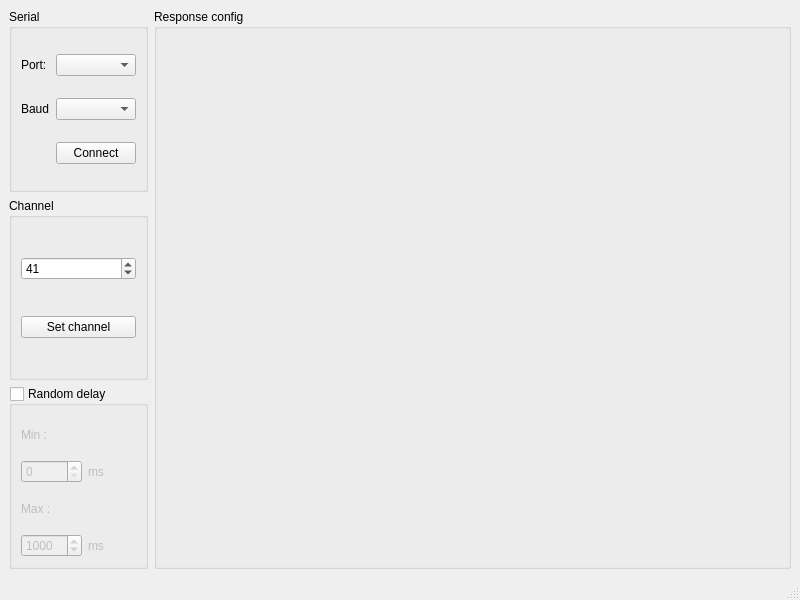
First picture: the form in fakeClickerController/window.ui, repository Robotechnic/fakeClicker, before the edit.
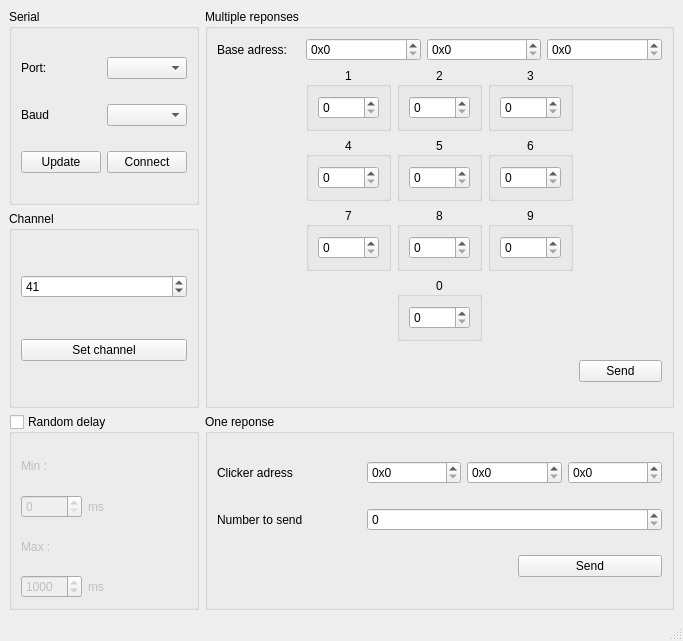
Second picture: the form after the edit.

Commit message: add clean interface in qt

Diff of the .ui file:
```diff
--- a/fakeClickerController/window.ui
+++ b/fakeClickerController/window.ui
@@ -6,8 +6,8 @@
    <rect>
     <x>0</x>
     <y>0</y>
-    <width>800</width>
-    <height>600</height>
+    <width>683</width>
+    <height>641</height>
    </rect>
   </property>
   <property name="windowTitle">
@@ -15,6 +15,403 @@
   </property>
   <widget class="QWidget" name="centralwidget">
    <layout class="QGridLayout" name="gridLayout_3">
+    <item row="2" column="0">
+     <widget class="QGroupBox" name="groupBox_2">
+      <property name="sizePolicy">
+       <sizepolicy hsizetype="Minimum" vsizetype="Preferred">
+        <horstretch>0</horstretch>
+        <verstretch>0</verstretch>
+       </sizepolicy>
+      </property>
+      <property name="title">
+       <string>Random delay</string>
+      </property>
+      <property name="checkable">
+       <bool>true</bool>
+      </property>
+      <property name="checked">
+       <bool>false</bool>
+      </property>
+      <layout class="QGridLayout" name="gridLayout_2">
+       <item row="3" column="1">
+        <widget class="QLabel" name="label_6">
+         <property name="sizePolicy">
+          <sizepolicy hsizetype="Minimum" vsizetype="Preferred">
+           <horstretch>0</horstretch>
+           <verstretch>0</verstretch>
+          </sizepolicy>
+         </property>
+         <property name="text">
+          <string>ms</string>
+         </property>
+        </widget>
+       </item>
+       <item row="2" column="0">
+        <widget class="QLabel" name="label_4">
+         <property name="text">
+          <string>Max :</string>
+         </property>
+        </widget>
+       </item>
+       <item row="3" column="0">
+        <widget class="QSpinBox" name="spinBox_2">
+         <property name="sizePolicy">
+          <sizepolicy hsizetype="Maximum" vsizetype="Fixed">
+           <horstretch>0</horstretch>
+           <verstretch>0</verstretch>
+          </sizepolicy>
+         </property>
+         <property name="maximum">
+          <number>10000</number>
+         </property>
+         <property name="value">
+          <number>1000</number>
+         </property>
+        </widget>
+       </item>
+       <item row="1" column="1">
+        <widget class="QLabel" name="label_5">
+         <property name="sizePolicy">
+          <sizepolicy hsizetype="Minimum" vsizetype="Preferred">
+           <horstretch>0</horstretch>
+           <verstretch>0</verstretch>
+          </sizepolicy>
+         </property>
+         <property name="text">
+          <string>ms</string>
+         </property>
+        </widget>
+       </item>
+       <item row="1" column="0">
+        <widget class="QSpinBox" name="spinBox">
+         <property name="sizePolicy">
+          <sizepolicy hsizetype="Maximum" vsizetype="Fixed">
+           <horstretch>0</horstretch>
+           <verstretch>0</verstretch>
+          </sizepolicy>
+         </property>
+         <property name="maximum">
+          <number>10000</number>
+         </property>
+        </widget>
+       </item>
+       <item row="0" column="0">
+        <widget class="QLabel" name="label_3">
+         <property name="text">
+          <string>Min :</string>
+         </property>
+        </widget>
+       </item>
+      </layout>
+     </widget>
+    </item>
+    <item row="0" column="1" rowspan="2">
+     <widget class="QGroupBox" name="groupBox_3">
+      <property name="sizePolicy">
+       <sizepolicy hsizetype="Expanding" vsizetype="Preferred">
+        <horstretch>0</horstretch>
+        <verstretch>0</verstretch>
+       </sizepolicy>
+      </property>
+      <property name="title">
+       <string>Multiple reponses</string>
+      </property>
+      <layout class="QGridLayout" name="gridLayout_4">
+       <item row="2" column="1">
+        <widget class="QGroupBox" name="groupBox_8">
+         <property name="title">
+          <string>4</string>
+         </property>
+         <property name="alignment">
+          <set>Qt::AlignCenter</set>
+         </property>
+         <layout class="QVBoxLayout" name="verticalLayout_5">
+          <item>
+           <widget class="QSpinBox" name="spinBox_10">
+            <property name="maximum">
+             <number>10000</number>
+            </property>
+           </widget>
+          </item>
+         </layout>
+        </widget>
+       </item>
+       <item row="2" column="2">
+        <widget class="QGroupBox" name="groupBox_10">
+         <property name="title">
+          <string>5</string>
+         </property>
+         <property name="alignment">
+          <set>Qt::AlignCenter</set>
+         </property>
+         <layout class="QVBoxLayout" name="verticalLayout_7">
+          <item>
+           <widget class="QSpinBox" name="spinBox_12">
+            <property name="maximum">
+             <number>10000</number>
+            </property>
+           </widget>
+          </item>
+         </layout>
+        </widget>
+       </item>
+       <item row="3" column="2">
+        <widget class="QGroupBox" name="groupBox_11">
+         <property name="title">
+          <string>8</string>
+         </property>
+         <property name="alignment">
+          <set>Qt::AlignCenter</set>
+         </property>
+         <layout class="QVBoxLayout" name="verticalLayout_8">
+          <item>
+           <widget class="QSpinBox" name="spinBox_13">
+            <property name="maximum">
+             <number>10000</number>
+            </property>
+           </widget>
+          </item>
+         </layout>
+        </widget>
+       </item>
+       <item row="1" column="1">
+        <widget class="QGroupBox" name="groupBox_5">
+         <property name="title">
+          <string>1</string>
+         </property>
+         <property name="alignment">
+          <set>Qt::AlignCenter</set>
+         </property>
+         <layout class="QVBoxLayout" name="verticalLayout_2">
+          <item>
+           <widget class="QSpinBox" name="spinBox_7">
+            <property name="maximum">
+             <number>10000</number>
+            </property>
+           </widget>
+          </item>
+         </layout>
+        </widget>
+       </item>
+       <item row="1" column="3">
+        <widget class="QGroupBox" name="groupBox_7">
+         <property name="title">
+          <string>3</string>
+         </property>
+         <property name="alignment">
+          <set>Qt::AlignCenter</set>
+         </property>
+         <layout class="QVBoxLayout" name="verticalLayout_4">
+          <item>
+           <widget class="QSpinBox" name="spinBox_9">
+            <property name="maximum">
+             <number>10000</number>
+            </property>
+           </widget>
+          </item>
+         </layout>
+        </widget>
+       </item>
+       <item row="0" column="1" colspan="4">
+        <layout class="QHBoxLayout" name="horizontalLayout_2">
+         <item>
+          <widget class="QSpinBox" name="spinBox_6">
+           <property name="prefix">
+            <string>0x</string>
+           </property>
+           <property name="maximum">
+            <number>255</number>
+           </property>
+           <property name="displayIntegerBase">
+            <number>16</number>
+           </property>
+          </widget>
+         </item>
+         <item>
+          <widget class="QSpinBox" name="spinBox_4">
+           <property name="prefix">
+            <string>0x</string>
+           </property>
+           <property name="maximum">
+            <number>255</number>
+           </property>
+           <property name="displayIntegerBase">
+            <number>16</number>
+           </property>
+          </widget>
+         </item>
+         <item>
+          <widget class="QSpinBox" name="spinBox_5">
+           <property name="prefix">
+            <string>0x</string>
+           </property>
+           <property name="maximum">
+            <number>255</number>
+           </property>
+           <property name="displayIntegerBase">
+            <number>16</number>
+           </property>
+          </widget>
+         </item>
+        </layout>
+       </item>
+       <item row="1" column="2">
+        <widget class="QGroupBox" name="groupBox_6">
+         <property name="title">
+          <string>2</string>
+         </property>
+         <property name="alignment">
+          <set>Qt::AlignCenter</set>
+         </property>
+         <layout class="QVBoxLayout" name="verticalLayout_3">
+          <item>
+           <widget class="QSpinBox" name="spinBox_8">
+            <property name="maximum">
+             <number>10000</number>
+            </property>
+           </widget>
+          </item>
+         </layout>
+        </widget>
+       </item>
+       <item row="3" column="1">
+        <widget class="QGroupBox" name="groupBox_13">
+         <property name="title">
+          <string>7</string>
+         </property>
+         <property name="alignment">
+          <set>Qt::AlignCenter</set>
+         </property>
+         <layout class="QVBoxLayout" name="verticalLayout_10">
+          <item>
+           <widget class="QSpinBox" name="spinBox_15">
+            <property name="maximum">
+             <number>10000</number>
+            </property>
+           </widget>
+          </item>
+         </layout>
+        </widget>
+       </item>
+       <item row="2" column="4">
+        <spacer name="horizontalSpacer_2">
+         <property name="orientation">
+          <enum>Qt::Horizontal</enum>
+         </property>
+         <property name="sizeHint" stdset="0">
+          <size>
+           <width>40</width>
+           <height>20</height>
+          </size>
+         </property>
+        </spacer>
+       </item>
+       <item row="3" column="3">
+        <widget class="QGroupBox" name="groupBox_12">
+         <property name="title">
+          <string>9</string>
+         </property>
+         <property name="alignment">
+          <set>Qt::AlignCenter</set>
+         </property>
+         <layout class="QVBoxLayout" name="verticalLayout_9">
+          <item>
+           <widget class="QSpinBox" name="spinBox_14">
+            <property name="maximum">
+             <number>10000</number>
+            </property>
+           </widget>
+          </item>
+         </layout>
+        </widget>
+       </item>
+       <item row="0" column="0">
+        <widget class="QLabel" name="label_7">
+         <property name="sizePolicy">
+          <sizepolicy hsizetype="Preferred" vsizetype="Minimum">
+           <horstretch>0</horstretch>
+           <verstretch>0</verstretch>
+          </sizepolicy>
+         </property>
+         <property name="text">
+          <string>Base adress:</string>
+         </property>
+        </widget>
+       </item>
+       <item row="2" column="3">
+        <widget class="QGroupBox" name="groupBox_9">
+         <property name="title">
+          <string>6</string>
+         </property>
+         <property name="alignment">
+          <set>Qt::AlignCenter</set>
+         </property>
+         <layout class="QVBoxLayout" name="verticalLayout_6">
+          <item>
+           <widget class="QSpinBox" name="spinBox_11">
+            <property name="maximum">
+             <number>10000</number>
+            </property>
+           </widget>
+          </item>
+         </layout>
+        </widget>
+       </item>
+       <item row="4" column="2">
+        <widget class="QGroupBox" name="groupBox_14">
+         <property name="title">
+          <string>0</string>
+         </property>
+         <property name="alignment">
+          <set>Qt::AlignCenter</set>
+         </property>
+         <layout class="QVBoxLayout" name="verticalLayout_11">
+          <item>
+           <widget class="QSpinBox" name="spinBox_16">
+            <property name="maximum">
+             <number>10000</number>
+            </property>
+           </widget>
+          </item>
+         </layout>
+        </widget>
+       </item>
+       <item row="2" column="0">
+        <spacer name="horizontalSpacer">
+         <property name="orientation">
+          <enum>Qt::Horizontal</enum>
+         </property>
+         <property name="sizeHint" stdset="0">
+          <size>
+           <width>40</width>
+           <height>20</height>
+          </size>
+         </property>
+        </spacer>
+       </item>
+       <item row="5" column="2">
+        <spacer name="verticalSpacer">
+         <property name="orientation">
+          <enum>Qt::Vertical</enum>
+         </property>
+         <property name="sizeHint" stdset="0">
+          <size>
+           <width>20</width>
+           <height>40</height>
+          </size>
+         </property>
+        </spacer>
+       </item>
+       <item row="5" column="4">
+        <widget class="QPushButton" name="pushButton_5">
+         <property name="text">
+          <string>Send</string>
+         </property>
+        </widget>
+       </item>
+      </layout>
+     </widget>
+    </item>
     <item row="0" column="0">
      <widget class="QGroupBox" name="groupBox">
       <property name="sizePolicy">
@@ -54,6 +451,99 @@
          </property>
         </widget>
        </item>
+       <item row="2" column="0">
+        <widget class="QPushButton" name="pushButton_3">
+         <property name="text">
+          <string>Update</string>
+         </property>
+        </widget>
+       </item>
+      </layout>
+     </widget>
+    </item>
+    <item row="2" column="1">
+     <widget class="QGroupBox" name="groupBox_15">
+      <property name="title">
+       <string>One reponse</string>
+      </property>
+      <layout class="QGridLayout" name="gridLayout_5">
+       <item row="1" column="0">
+        <widget class="QLabel" name="label_9">
+         <property name="text">
+          <string>Number to send</string>
+         </property>
+        </widget>
+       </item>
+       <item row="1" column="1" colspan="2">
+        <widget class="QSpinBox" name="spinBox_20">
+         <property name="maximum">
+          <number>9</number>
+         </property>
+        </widget>
+       </item>
+       <item row="0" column="0">
+        <widget class="QLabel" name="label_8">
+         <property name="sizePolicy">
+          <sizepolicy hsizetype="Preferred" vsizetype="Minimum">
+           <horstretch>0</horstretch>
+           <verstretch>0</verstretch>
+          </sizepolicy>
+         </property>
+         <property name="text">
+          <string>Clicker adress</string>
+         </property>
+        </widget>
+       </item>
+       <item row="0" column="1" colspan="2">
+        <layout class="QHBoxLayout" name="horizontalLayout_3">
+         <item>
+          <widget class="QSpinBox" name="spinBox_17">
+           <property name="prefix">
+            <string>0x</string>
+           </property>
+           <property name="maximum">
+            <number>255</number>
+           </property>
+           <property name="displayIntegerBase">
+            <number>16</number>
+           </property>
+          </widget>
+         </item>
+         <item>
+          <widget class="QSpinBox" name="spinBox_18">
+           <property name="prefix">
+            <string>0x</string>
+           </property>
+           <property name="maximum">
+            <number>255</number>
+           </property>
+           <property name="displayIntegerBase">
+            <number>16</number>
+           </property>
+          </widget>
+         </item>
+         <item>
+          <widget class="QSpinBox" name="spinBox_19">
+           <property name="prefix">
+            <string>0x</string>
+           </property>
+           <property name="maximum">
+            <number>255</number>
+           </property>
+           <property name="displayIntegerBase">
+            <number>16</number>
+           </property>
+          </widget>
+         </item>
+        </layout>
+       </item>
+       <item row="2" column="2">
+        <widget class="QPushButton" name="pushButton_4">
+         <property name="text">
+          <string>Send</string>
+         </property>
+        </widget>
+       </item>
       </layout>
      </widget>
     </item>
@@ -86,109 +576,6 @@
       </layout>
      </widget>
     </item>
-    <item row="2" column="0">
-     <widget class="QGroupBox" name="groupBox_2">
-      <property name="sizePolicy">
-       <sizepolicy hsizetype="Minimum" vsizetype="Preferred">
-        <horstretch>0</horstretch>
-        <verstretch>0</verstretch>
-       </sizepolicy>
-      </property>
-      <property name="title">
-       <string>Random delay</string>
-      </property>
-      <property name="checkable">
-       <bool>true</bool>
-      </property>
-      <property name="checked">
-       <bool>false</bool>
-      </property>
-      <layout class="QGridLayout" name="gridLayout_2">
-       <item row="3" column="1">
-        <widget class="QLabel" name="label_6">
-         <property name="sizePolicy">
-          <sizepolicy hsizetype="Minimum" vsizetype="Preferred">
-           <horstretch>0</horstretch>
-           <verstretch>0</verstretch>
-          </sizepolicy>
-         </property>
-         <property name="text">
-          <string>ms</string>
-         </property>
-        </widget>
-       </item>
-       <item row="2" column="0">
-        <widget class="QLabel" name="label_4">
-         <property name="text">
-          <string>Max :</string>
-         </property>
-        </widget>
-       </item>
-       <item row="3" column="0">
-        <widget class="QSpinBox" name="spinBox_2">
-         <property name="sizePolicy">
-          <sizepolicy hsizetype="Maximum" vsizetype="Fixed">
-           <horstretch>0</horstretch>
-           <verstretch>0</verstretch>
-          </sizepolicy>
-         </property>
-         <property name="maximum">
-          <number>10000</number>
-         </property>
-         <property name="value">
-          <number>1000</number>
-         </property>
-        </widget>
-       </item>
-       <item row="1" column="1">
-        <widget class="QLabel" name="label_5">
-         <property name="sizePolicy">
-          <sizepolicy hsizetype="Minimum" vsizetype="Preferred">
-           <horstretch>0</horstretch>
-           <verstretch>0</verstretch>
-          </sizepolicy>
-         </property>
-         <property name="text">
-          <string>ms</string>
-         </property>
-        </widget>
-       </item>
-       <item row="1" column="0">
-        <widget class="QSpinBox" name="spinBox">
-         <property name="sizePolicy">
-          <sizepolicy hsizetype="Maximum" vsizetype="Fixed">
-           <horstretch>0</horstretch>
-           <verstretch>0</verstretch>
-          </sizepolicy>
-         </property>
-         <property name="maximum">
-          <number>10000</number>
-         </property>
-        </widget>
-       </item>
-       <item row="0" column="0">
-        <widget class="QLabel" name="label_3">
-         <property name="text">
-          <string>Min :</string>
-         </property>
-        </widget>
-       </item>
-      </layout>
-     </widget>
-    </item>
-    <item row="0" column="1" rowspan="3">
-     <widget class="QGroupBox" name="groupBox_3">
-      <property name="sizePolicy">
-       <sizepolicy hsizetype="Expanding" vsizetype="Preferred">
-        <horstretch>0</horstretch>
-        <verstretch>0</verstretch>
-       </sizepolicy>
-      </property>
-      <property name="title">
-       <string>Response config</string>
-      </property>
-     </widget>
-    </item>
    </layout>
   </widget>
   <widget class="QMenuBar" name="menubar">
```
Left out of the diff: 2 changed lines with no effect on the pictures. The commit also changes 2 other files.
